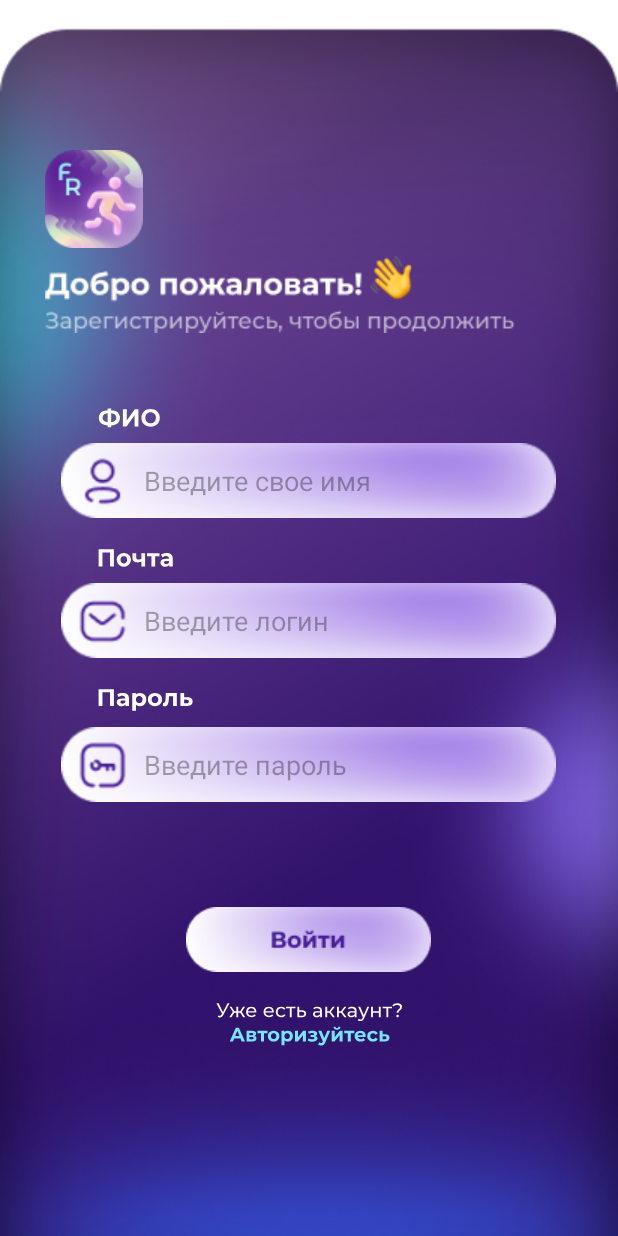
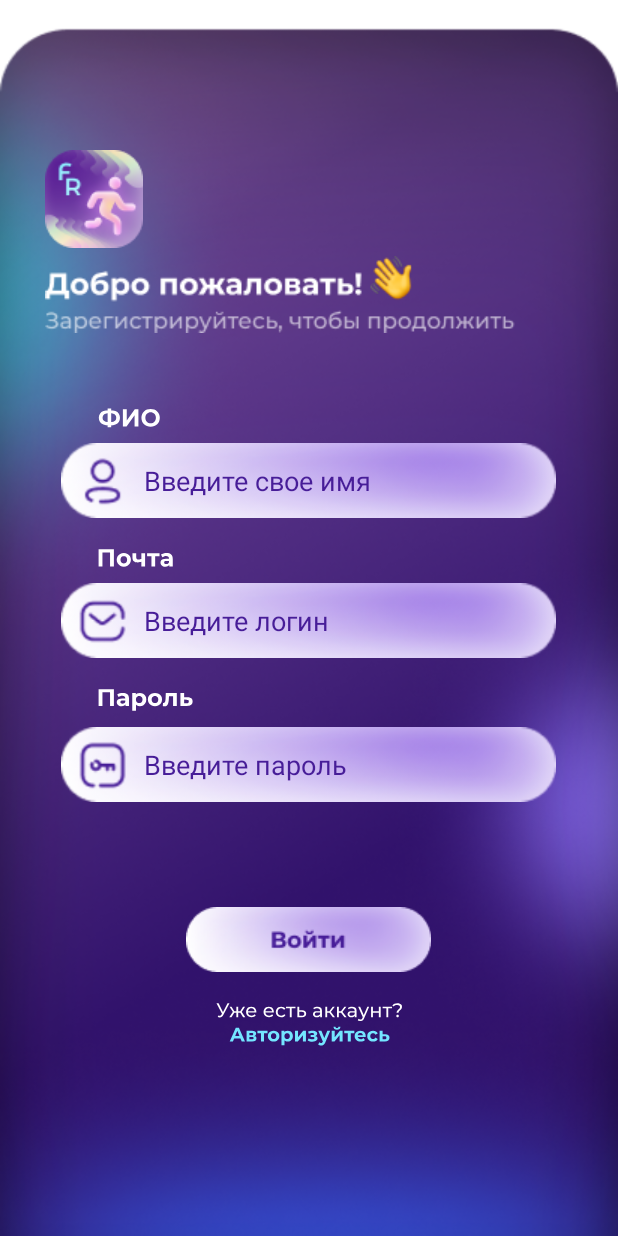
Before and after one commit to IeragonI/FastRun, an Android app: the Registration screen opened directly, with no data from a screen before it, on a phone screen of 412 x 824 dp. Run offline under Robolectric (Android 15) with nearby library versions, the phone set to English and light mode, and no system bars; libraries missing offline, so code that uses them is left out: io.github.jan.supabase.

Commit message:
2я загрузка на гитхаб

```diff
--- a/app/src/main/java/com/example/fastrun/Maps.kt
+++ b/app/src/main/java/com/example/fastrun/Maps.kt
@@ -87,8 +87,8 @@ class Maps : AppCompatActivity() {
         requestLocationPermission()
         getLastLocation()
         val prefs_c: SharedPreferences = this@Maps.getSharedPreferences("coordinati", Context.MODE_PRIVATE)
-        var longit:Double = prefs_c.getFloat("longit", 55.755864F).toDouble()
-        var latit:Double = prefs_c.getFloat("latit", 37.617698F).toDouble()
+        var longit:Double = prefs_c.getFloat("longit", 37.617698F).toDouble()
+        var latit:Double = prefs_c.getFloat("latit", 55.755864F).toDouble()
 
         var locationonmapkit = mapKit.createUserLocationLayer(mapview.mapWindow)
         mapview.map.move(
@@ -106,7 +106,6 @@ class Maps : AppCompatActivity() {
         val editor = prefs.edit()
         if (checkPermissions()) {
             if (isLocationEnabled()) {
-
                 mFusedLocationClient.lastLocation.addOnCompleteListener(this) { task ->
                     var location: Location? = task.result
                     if (location == null) {
--- a/app/src/main/java/com/example/fastrun/Settings.kt
+++ b/app/src/main/java/com/example/fastrun/Settings.kt
@@ -47,7 +47,6 @@ lateinit var settings_profile:ImageButton
 lateinit var txt_weight:TextView
 
 
-
 class Settings : AppCompatActivity() {
 
     var km:Float? = 0f
@@ -65,8 +64,6 @@ class Settings : AppCompatActivity() {
         img_connection = findViewById(R.id.connection)
         img_share = findViewById(R.id.share)
         img_policy = findViewById(R.id.policy)
-
-
 
 
         val prefs: SharedPreferences = this.getSharedPreferences("settings", Context.MODE_PRIVATE)
--- a/app/src/main/res/layout/activity_authorization.xml
+++ b/app/src/main/res/layout/activity_authorization.xml
@@ -51,6 +51,7 @@
             android:ems="10"
             android:layout_marginTop="10dp"
             android:maxLines="1"
+            android:textColorHint="@color/edt"
             android:hint="Введите логин"
             android:inputType="text"
             android:paddingLeft="55dp"
@@ -73,6 +74,7 @@
             android:layout_marginTop="10dp"
             android:background="@drawable/edt_pass"
             android:ems="10"
+            android:textColorHint="@color/edt"
             android:maxLines="1"
             android:maxLength="20"
             android:hint="Введите пароль"
--- a/app/src/main/res/layout/activity_registration.xml
+++ b/app/src/main/res/layout/activity_registration.xml
@@ -51,6 +51,7 @@
             android:maxLines="1"
             android:maxLength="20"
             android:hint="Введите свое имя"
+            android:textColorHint="@color/edt"
             android:paddingLeft="55dp"
             android:textColor="@color/edt"
             android:digits="abcdefghijklmnopqrstuvwxyzABCDEFGHIJKLMNOPQRSTUVWXYZабвгдеёжзийклмнопрстуфхцчшщъыьэюяАБВГДЕЁЖЗИЙКЛМНОПРСТУФХЦЧШЩЪЫЬЭЮЯ0123456789"
@@ -75,6 +76,7 @@
             android:hint="Введите логин"
             android:inputType="textFilter"
             android:maxLines="1"
+            android:textColorHint="@color/edt"
             android:paddingLeft="55dp"
             android:textColor="@color/edt"
             android:digits="abcdefghijklmnopqrstuvwxyzABCDEFGHIJKLMNOPQRSTUVWXYZ0123456789"/>/>
@@ -98,6 +100,7 @@
             android:maxLines="1"
             android:maxLength="20"
             android:hint="Введите пароль"
+            android:textColorHint="@color/edt"
             android:inputType="text"
             android:paddingLeft="55dp"
             android:textColor="@color/edt"
--- a/app/src/main/res/layout/activity_settings2.xml
+++ b/app/src/main/res/layout/activity_settings2.xml
@@ -326,6 +326,7 @@
         android:layout_marginEnd="10dp"
         android:layout_marginBottom="5dp"
         android:textSize="20sp"
+        android:textColor="@color/edt"
         app:layout_constraintVertical_bias="0.39"
         app:layout_constraintBottom_toBottomOf="@+id/linear_btn"
         app:layout_constraintEnd_toEndOf="@+id/linear_btn"
@@ -337,6 +338,7 @@
         android:layout_width="wrap_content"
         android:layout_height="wrap_content"
         android:textSize="20sp"
+        android:textColor="@color/edt"
         app:layout_constraintVertical_bias="0.9"
         app:layout_constraintTop_toTopOf="@+id/linear_btn"
         app:layout_constraintEnd_toEndOf="@+id/linear_btn"
```
